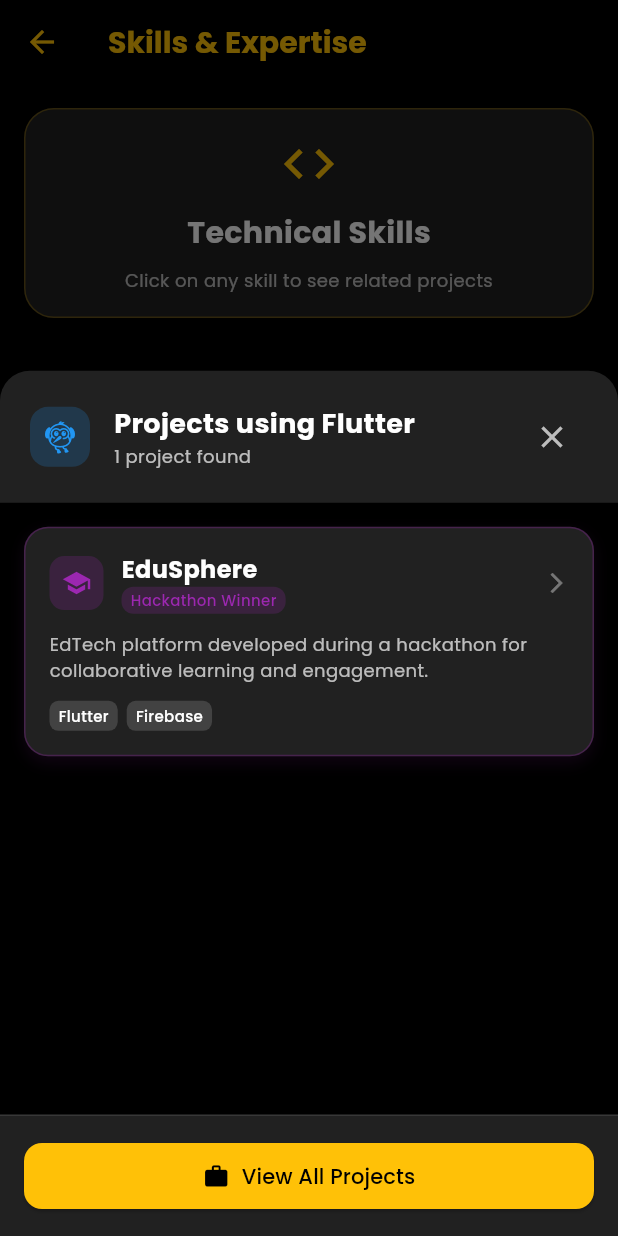
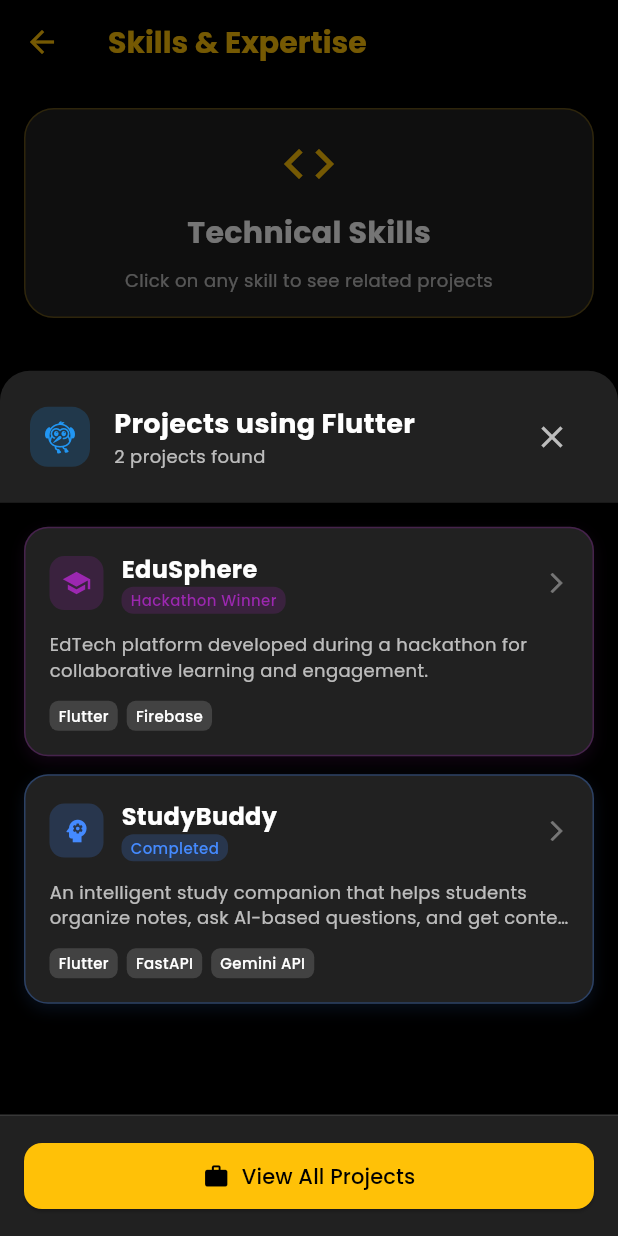
Before and after one commit to Pardeep-Lohia/my_portfolio, a Flutter app: the SkillsScreen screen opened directly, after a tap on "Flutter", on a phone screen of 412 x 824 dp. Run offline on Flutter 3.47's test engine with Material 3 defaults, Android fonts, the phone set to English and light mode, and no system bars; our stand-ins replace google_fonts, pdf; missing offline and left inert: universal_html.

Commit message:
Update projects_data.dart

```diff
--- a/lib/data/projects_data.dart
+++ b/lib/data/projects_data.dart
@@ -34,17 +34,17 @@ class ProjectData {
       "icon": Icons.school,
       "status": "Hackathon Winner",
     },
-   //  {
-   //   "title": "StudyBuddy",
-   //    "description":
-   //      "An intelligent study companion that helps students organize notes, ask AI-based questions, and get contextual answers.",
-   //     "tech": ["Flutter", "FastAPI", "Gemini API", "ChromaDB"],
-   //     "github": "https://github.com/Pardeep-Lohia/newCloudCosmos",
-   //     "deployed": "https://example.com/deployed-studybuddy",
-   //     "color": Colors.blueAccent,
-   //    "icon": Icons.psychology,
-   //    "status": "Completed",
-   // },
+    {
+     "title": "StudyBuddy",
+      "description":
+        "An intelligent study companion that helps students organize notes, ask AI-based questions, and get contextual answers.",
+       "tech": ["Flutter", "FastAPI", "Gemini API", "ChromaDB"],
+       "github": "https://github.com/Pardeep-Lohia/newCloudCosmos",
+       "deployed": "https://example.com/deployed-studybuddy",
+       "color": Colors.blueAccent,
+      "icon": Icons.psychology,
+      "status": "Completed",
+   },
 
     // {
     //   "title": "Mess Account Management System",
@@ -80,18 +80,22 @@ class ProjectData {
 
   static Map<String, List<String>> getSkillProjectMapping() {
     return {
-      "Flutter": ["EnggiQuest", "Sign Language Learning App", "EduSphere"],
+      "Flutter": ["EnggiQuest", "Sign Language Learning App", "EduSphere","StudyBuddy"],
       "Firebase": ["EnggiQuest", "Sign Language Learning App", "EduSphere"],
       "Java": ["Mess Account Management System"],
       "Python": [
         "Student Management System",
         "Motion Detection & Character Animation",
       ],
-      "Dart": ["EnggiQuest", "Sign Language Learning App", "EduSphere"],
+      "Dart": ["EnggiQuest", "Sign Language Learning App", "EduSphere","StudyBuddy"],
       "MySQL": ["Mess Account Management System", "Student Management System"],
       "MediaPipe": ["Motion Detection & Character Animation"],
       "OpenCV": ["Motion Detection & Character Animation"],
       "Tkinter": ["Student Management System"],
+      "ChromaDB":["StudyBuddy"],
+      "FastAPI": ["StudyBuddy","EduSphere"],
+      "RAG System": ["StudyBuddy"],
+      // "Flutter", "FastAPI", "Gemini API", "ChromaDB"
     };
   }
 
```
